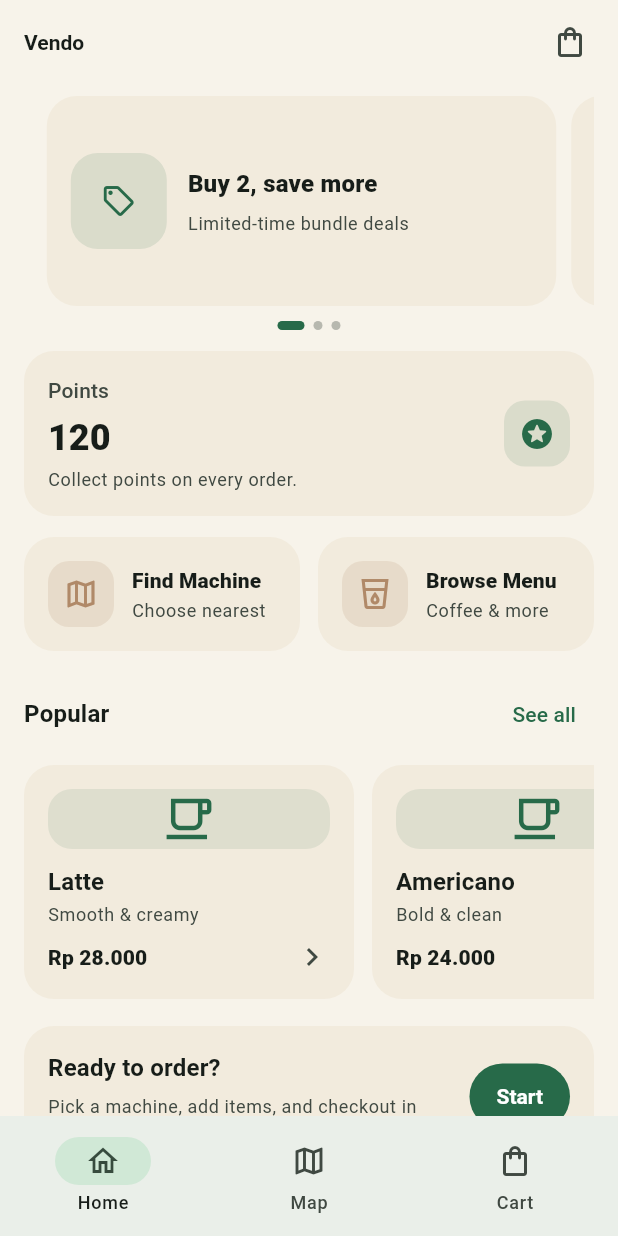
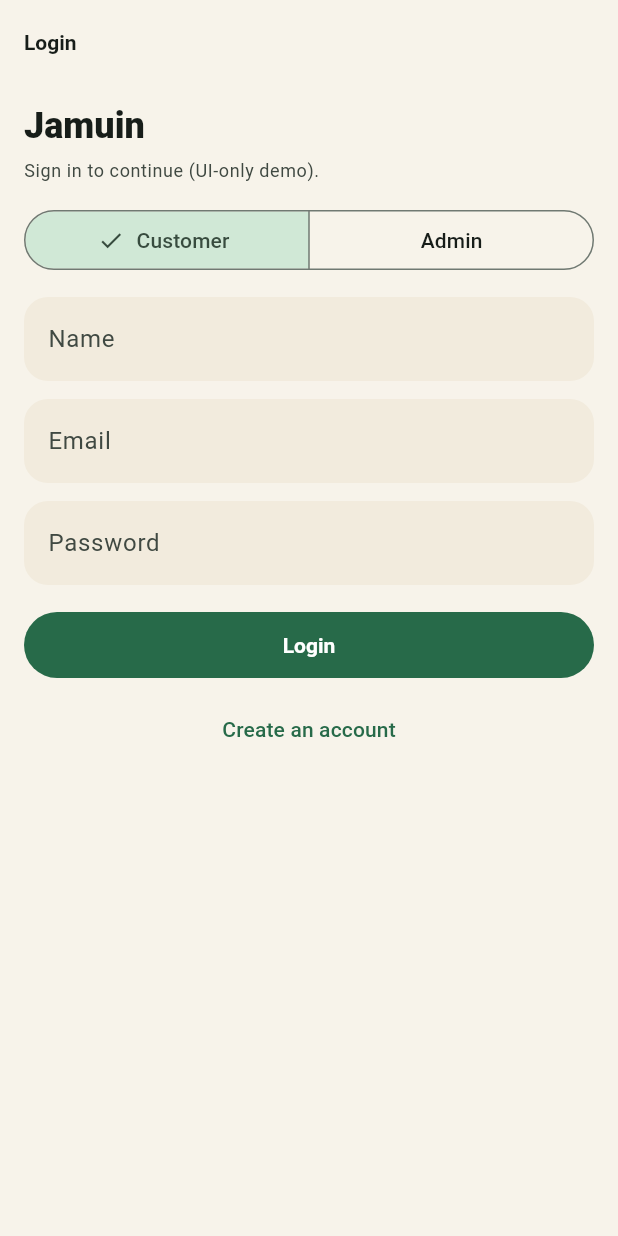
Before and after one commit to fathurp01/Jamuin-Vending-Machine-Mobile, a Flutter app: the screen it shows after launch, on a phone screen of 412 x 824 dp. Run offline on Flutter 3.47's test engine with Material 3 defaults, Android fonts, the phone set to English and light mode, and no system bars; our stand-ins replace dio, flutter_riverpod, go_router, google_maps_flutter, shared_preferences.

Commit message:
add additional feature

```diff
--- a/lib/src/app/app.dart
+++ b/lib/src/app/app.dart
@@ -12,7 +12,7 @@
     final router = ref.watch(routerProvider);
 
     return MaterialApp.router(
-      title: 'Vendo',
+      title: 'Jamuin',
       theme: AppTheme.light(),
       routerConfig: router,
       debugShowCheckedModeBanner: false,
--- a/lib/src/app/router.dart
+++ b/lib/src/app/router.dart
@@ -2,6 +2,9 @@
 import 'package:flutter_riverpod/flutter_riverpod.dart';
 import 'package:go_router/go_router.dart';
 
+import '../features/about/presentation/about_screen.dart';
+import '../features/auth/presentation/login_screen.dart';
+import '../features/auth/presentation/register_screen.dart';
 import '../features/admin/presentation/admin_dashboard_screen.dart';
 import '../features/cart/presentation/cart_screen.dart';
 import '../features/checkout/presentation/checkout_screen.dart';
@@ -25,6 +28,9 @@
 
   bool get isAdmin =>
       ref.read(sessionControllerProvider).role == UserRole.admin;
+
+  bool get isAuthenticated =>
+      ref.read(sessionControllerProvider).isAuthenticated;
 }
 
 final routerProvider = Provider<GoRouter>((ref) {
@@ -35,7 +41,19 @@
     refreshListenable: notifier,
     redirect: (context, state) {
       final isAdmin = notifier.isAdmin;
+      final isAuth = notifier.isAuthenticated;
       final loc = state.matchedLocation;
+
+      final isAuthRoute = loc.startsWith('/auth');
+      final isAppRoute = loc.startsWith('/app');
+
+      if (!isAuth && isAppRoute) {
+        return '/auth/login';
+      }
+
+      if (isAuth && isAuthRoute) {
+        return isAdmin ? '/app/admin' : '/app/home';
+      }
 
       if (loc.startsWith('/app/admin') && !isAdmin) {
         return '/app/home';
@@ -47,6 +65,14 @@
       GoRoute(
         path: '/splash',
         builder: (context, state) => const SplashScreen(),
+      ),
+      GoRoute(
+        path: '/auth/login',
+        builder: (context, state) => const LoginScreen(),
+      ),
+      GoRoute(
+        path: '/auth/register',
+        builder: (context, state) => const RegisterScreen(),
       ),
       StatefulShellRoute.indexedStack(
         builder: (context, state, navigationShell) {
@@ -86,6 +112,10 @@
             ],
           ),
         ],
+      ),
+      GoRoute(
+        path: '/app/about',
+        builder: (context, state) => const AboutScreen(),
       ),
       GoRoute(
         path: '/app/products',
--- /dev/null
+++ b/lib/src/features/auth/presentation/login_screen.dart
@@ -0,0 +1,158 @@
+import 'package:flutter/material.dart';
+import 'package:flutter_riverpod/flutter_riverpod.dart';
+import 'package:go_router/go_router.dart';
+
+import '../../session/application/session_controller.dart';
+import '../../session/application/session_persistence_providers.dart';
+
+class LoginScreen extends ConsumerStatefulWidget {
+  const LoginScreen({super.key});
+
+  @override
+  ConsumerState<LoginScreen> createState() => _LoginScreenState();
+}
+
+class _LoginScreenState extends ConsumerState<LoginScreen> {
+  final _formKey = GlobalKey<FormState>();
+
+  final _nameCtrl = TextEditingController();
+  final _emailCtrl = TextEditingController();
+  final _passCtrl = TextEditingController();
+
+  UserRole _role = UserRole.customer;
+  bool _submitting = false;
+
+  @override
+  void dispose() {
+    _nameCtrl.dispose();
+    _emailCtrl.dispose();
+    _passCtrl.dispose();
+    super.dispose();
+  }
+
+  Future<void> _submit() async {
+    final messenger = ScaffoldMessenger.of(context);
+    final router = GoRouter.of(context);
+
+    if (!_formKey.currentState!.validate()) return;
+
+    setState(() => _submitting = true);
+
+    final name = _nameCtrl.text.trim();
+    final email = _emailCtrl.text.trim();
+
+    // UI-only authentication: accept any credentials that pass validation.
+    ref
+        .read(sessionControllerProvider.notifier)
+        .applyLogin(displayName: name, email: email, role: _role);
+
+    final repo = ref.read(sessionRepositoryProvider);
+    await repo.write(ref.read(sessionControllerProvider));
+
+    if (!mounted) return;
+    setState(() => _submitting = false);
+
+    messenger.showSnackBar(const SnackBar(content: Text('Logged in')));
+    router.go(_role == UserRole.admin ? '/app/admin' : '/app/home');
+  }
+
+  @override
+  Widget build(BuildContext context) {
+    final scheme = Theme.of(context).colorScheme;
+
+    return Scaffold(
+      appBar: AppBar(title: const Text('Login')),
+      body: ListView(
+        padding: const EdgeInsets.fromLTRB(16, 12, 16, 24),
+        children: [
+          Text(
+            'Jamuin',
+            style: Theme.of(
+              context,
+            ).textTheme.headlineSmall?.copyWith(fontWeight: FontWeight.w900),
+          ),
+          const SizedBox(height: 6),
+          Text(
+            'Sign in to continue (UI-only demo).',
+            style: Theme.of(
+              context,
+            ).textTheme.bodySmall?.copyWith(color: scheme.onSurfaceVariant),
+          ),
+          const SizedBox(height: 14),
+          SegmentedButton<UserRole>(
+            segments: const [
+              ButtonSegment(value: UserRole.customer, label: Text('Customer')),
+              ButtonSegment(value: UserRole.admin, label: Text('Admin')),
+            ],
+            selected: {_role},
+            onSelectionChanged: (s) => setState(() => _role = s.first),
+          ),
+          const SizedBox(height: 14),
+          Form(
+            key: _formKey,
+            child: Column(
+              children: [
+                TextFormField(
+                  controller: _nameCtrl,
+                  textInputAction: TextInputAction.next,
+                  decoration: const InputDecoration(labelText: 'Name'),
+                  validator: (v) {
+                    final t = (v ?? '').trim();
+                    if (t.isEmpty) return 'Name is required';
+                    if (t.length < 2) return 'Name is too short';
+                    return null;
+                  },
+                ),
+                const SizedBox(height: 12),
+                TextFormField(
+                  controller: _emailCtrl,
+                  keyboardType: TextInputType.emailAddress,
+                  textInputAction: TextInputAction.next,
+                  decoration: const InputDecoration(labelText: 'Email'),
+                  validator: (v) {
+                    final t = (v ?? '').trim();
+                    if (t.isEmpty) return 'Email is required';
+                    if (!t.contains('@') || !t.contains('.')) {
+                      return 'Enter a valid email';
+                    }
+                    return null;
+                  },
+                ),
+                const SizedBox(height: 12),
+                TextFormField(
+                  controller: _passCtrl,
+                  obscureText: true,
+                  textInputAction: TextInputAction.done,
+                  decoration: const InputDecoration(labelText: 'Password'),
+                  validator: (v) {
+                    final t = (v ?? '').trim();
+                    if (t.isEmpty) return 'Password is required';
+                    if (t.length < 6) return 'Min 6 characters';
+                    return null;
+                  },
+                  onFieldSubmitted: (_) => _submitting ? null : _submit(),
+                ),
+              ],
+            ),
+          ),
+          const SizedBox(height: 16),
+          FilledButton(
+            onPressed: _submitting ? null : _submit,
+            child: _submitting
+                ? const SizedBox(
+                    width: 22,
+                    height: 22,
+                    child: CircularProgressIndicator(strokeWidth: 2),
+                  )
+                : const Text('Login'),
+          ),
+          const SizedBox(height: 8),
+          TextButton(
+            onPressed: () => context.push('/auth/register'),
+            child: const Text('Create an account'),
+          ),
+        ],
+      ),
+    );
+  }
+}
--- a/lib/src/features/home/presentation/home_screen.dart
+++ b/lib/src/features/home/presentation/home_screen.dart
@@ -5,6 +5,7 @@
 import '../../cart/application/cart_controller.dart';
 import '../../products/data/product_repository.dart';
 import '../../session/application/session_controller.dart';
+import '../../session/application/session_persistence_providers.dart';
 import '../../../shared/widgets/rounded_card.dart';
 import '../../../shared/widgets/section_header.dart';
 import '../../../shared/widgets/money_text.dart';
@@ -20,12 +21,13 @@
 
     return Scaffold(
       appBar: AppBar(
-        title: GestureDetector(
-          onLongPress: () =>
-              ref.read(sessionControllerProvider.notifier).toggleRole(),
-          child: const Text('Vendo'),
-        ),
+        title: const Text('Jamuin'),
         actions: [
+          IconButton(
+            tooltip: 'About',
+            onPressed: () => context.push('/app/about'),
+            icon: const Icon(Icons.info_outline),
+          ),
           IconButton(
             tooltip: 'Cart',
             onPressed: () => context.go('/app/cart'),
@@ -34,6 +36,16 @@
               label: Text('${cart.itemCount}'),
               child: const Icon(Icons.shopping_bag_outlined),
             ),
+          ),
+          IconButton(
+            tooltip: 'Logout',
+            onPressed: () async {
+              final repo = ref.read(sessionRepositoryProvider);
+              await repo.clear();
+              ref.read(sessionControllerProvider.notifier).logout();
+              if (context.mounted) context.go('/auth/login');
+            },
+            icon: const Icon(Icons.logout),
           ),
           const SizedBox(width: 8),
         ],
@@ -238,9 +250,7 @@
             ),
             const SizedBox(height: 10),
             Text(
-              session.role == UserRole.admin
-                  ? 'Admin mode enabled (long-press title to switch)'
-                  : 'Customer mode (long-press title for demo admin)',
+              session.role == UserRole.admin ? 'Admin mode' : 'Customer mode',
               style: Theme.of(
                 context,
               ).textTheme.bodySmall?.copyWith(color: scheme.onSurfaceVariant),
--- a/lib/src/features/session/application/session_controller.dart
+++ b/lib/src/features/session/application/session_controller.dart
@@ -4,21 +4,33 @@
 
 class SessionState {
   const SessionState({
+    required this.isAuthenticated,
+    required this.displayName,
+    required this.email,
     required this.role,
     required this.points,
     required this.selectedMachineName,
   });
 
+  final bool isAuthenticated;
+  final String? displayName;
+  final String? email;
   final UserRole role;
   final int points;
   final String? selectedMachineName;
 
   SessionState copyWith({
+    bool? isAuthenticated,
+    String? displayName,
+    String? email,
     UserRole? role,
     int? points,
     String? selectedMachineName,
   }) {
     return SessionState(
+      isAuthenticated: isAuthenticated ?? this.isAuthenticated,
+      displayName: displayName ?? this.displayName,
+      email: email ?? this.email,
       role: role ?? this.role,
       points: points ?? this.points,
       selectedMachineName: selectedMachineName ?? this.selectedMachineName,
@@ -26,6 +38,9 @@
   }
 
   static const initial = SessionState(
+    isAuthenticated: false,
+    displayName: null,
+    email: null,
     role: UserRole.customer,
     points: 120,
     selectedMachineName: null,
@@ -36,16 +51,25 @@
   @override
   SessionState build() => SessionState.initial;
 
+  void applyLogin({
+    required String displayName,
+    required String email,
+    required UserRole role,
+  }) {
+    state = state.copyWith(
+      isAuthenticated: true,
+      displayName: displayName,
+      email: email,
+      role: role,
+    );
+  }
+
+  void logout() {
+    state = SessionState.initial;
+  }
+
   void selectMachine(String name) {
     state = state.copyWith(selectedMachineName: name);
-  }
-
-  /// Dev-friendly toggle to view the Admin Dashboard.
-  /// (In production this comes from auth/claims.)
-  void toggleRole() {
-    state = state.copyWith(
-      role: state.role == UserRole.admin ? UserRole.customer : UserRole.admin,
-    );
   }
 }
 
--- /dev/null
+++ b/lib/src/features/session/application/session_persistence_providers.dart
@@ -0,0 +1,13 @@
+import 'package:flutter_riverpod/flutter_riverpod.dart';
+
+import '../../../core/persistence/local_storage.dart';
+import '../data/session_repository.dart';
+
+final localStorageProvider = FutureProvider<LocalStorage>((ref) async {
+  return LocalStorage.create();
+});
+
+final sessionRepositoryProvider = Provider<SessionRepository>((ref) {
+  final storage = ref.watch(localStorageProvider).requireValue;
+  return LocalSessionRepository(storage);
+});
```
Also changed, not shown: lib/src/core/config/public_apis.dart (added, +14 -0 lines), lib/src/core/persistence/local_storage.dart (added, +42 -0 lines), lib/src/features/about/presentation/about_screen.dart (added, +101 -0 lines), lib/src/features/admin/presentation/admin_dashboard_screen.dart (+19 -4 lines), lib/src/features/auth/presentation/register_screen.dart (added, +131 -0 lines), lib/src/features/session/data/session_repository.dart (added, +53 -0 lines), lib/src/features/splash/presentation/splash_screen.dart (+42 -10 lines), pubspec.yaml (+5 -2 lines), pubspec.lock, 1 other file.
